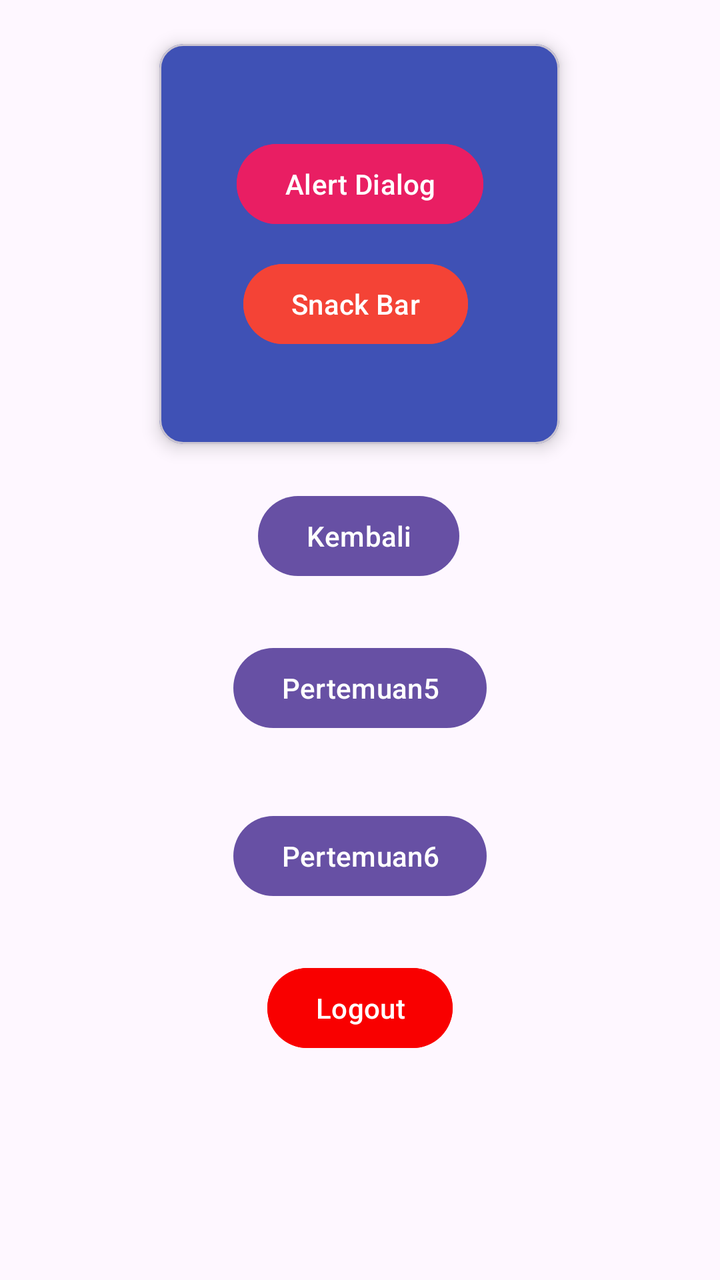
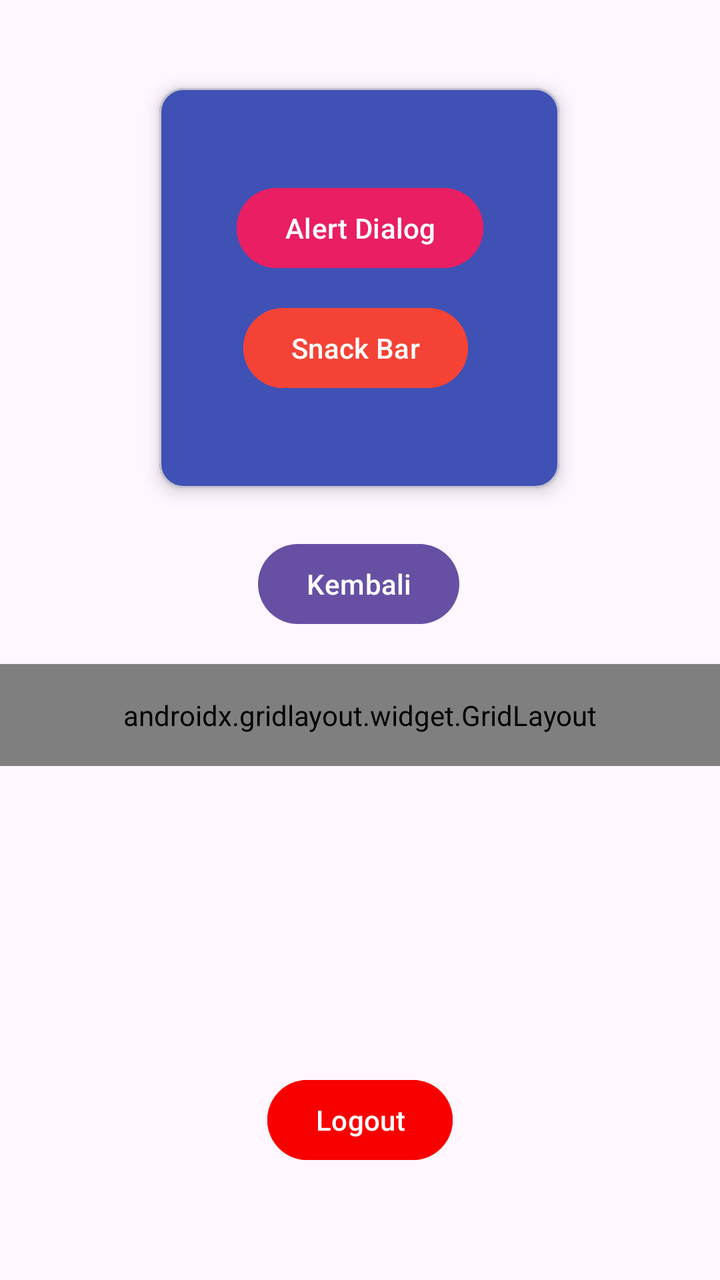

The first picture is an Android layout as it rendered before a commit; the second is the same layout after the commit. The layout source and the unified diff follow.
<!-- AndroidManifest.xml: application theme Theme.TriFebrianda_3TIC -->
<!-- res/layout/fragment_home.xml -->
<?xml version="1.0" encoding="utf-8"?>
<androidx.constraintlayout.widget.ConstraintLayout xmlns:android="http://schemas.android.com/apk/res/android"
    xmlns:tools="http://schemas.android.com/tools"
    android:layout_width="match_parent"
    android:layout_height="match_parent"
    xmlns:app="http://schemas.android.com/apk/res-auto"
    tools:context=".home.HomeFragment">

    <com.google.android.material.card.MaterialCardView
        android:id="@+id/materialCardView"
        android:layout_width="200dp"
        android:layout_height="200dp"
        android:backgroundTint="#3F51B5"
        app:cardElevation="5dp"
        app:layout_constraintBottom_toTopOf="@+id/btnKembali"
        app:layout_constraintEnd_toEndOf="parent"
        app:layout_constraintHorizontal_bias="0.497"
        app:layout_constraintStart_toStartOf="parent"
        app:layout_constraintTop_toTopOf="parent">

        <androidx.constraintlayout.widget.ConstraintLayout
            android:layout_width="match_parent"
            android:layout_height="match_parent"
            android:layout_margin="30dp">

            <Button
                android:id="@+id/btnAlert"
                android:layout_width="wrap_content"
                android:layout_height="wrap_content"
                android:backgroundTint="#E91E63"
                android:text="Alert Dialog"
                app:layout_constraintBottom_toBottomOf="parent"
                app:layout_constraintEnd_toEndOf="parent"
                app:layout_constraintHorizontal_bias="0.529"
                app:layout_constraintStart_toStartOf="parent"
                app:layout_constraintTop_toTopOf="parent"
                app:layout_constraintVertical_bias="0.173" />

            <Button
                android:id="@+id/btnSnack"
                android:layout_width="wrap_content"
                android:layout_height="wrap_content"
                android:layout_marginStart="12dp"
                android:layout_marginBottom="16dp"
                android:backgroundTint="#F44336"
                android:text="Snack Bar"
                app:layout_constraintBottom_toBottomOf="parent"
                app:layout_constraintStart_toStartOf="parent" />

        </androidx.constraintlayout.widget.ConstraintLayout>

    </com.google.android.material.card.MaterialCardView>

    <Button
        android:id="@+id/btnKembali"
        android:layout_width="wrap_content"
        android:layout_height="wrap_content"
        android:layout_marginBottom="28dp"
        android:text="Kembali"
        app:layout_constraintBottom_toTopOf="@+id/btnToLima"
        app:layout_constraintEnd_toEndOf="parent"
        app:layout_constraintHorizontal_bias="0.498"
        app:layout_constraintStart_toStartOf="parent" />

    <Button
        android:id="@+id/btnToEnam"
        android:layout_width="wrap_content"
        android:layout_height="wrap_content"
        android:layout_marginBottom="28dp"
        android:text="Pertemuan6"
        app:layout_constraintBottom_toTopOf="@+id/btnLogout"
        app:layout_constraintEnd_toEndOf="parent"
        app:layout_constraintStart_toStartOf="parent" />

    <Button
        android:id="@+id/btnLogout"
        android:layout_width="wrap_content"
        android:layout_height="wrap_content"
        android:layout_marginBottom="112dp"
        android:backgroundTint="#F90000"
        android:text="Logout"
        app:layout_constraintBottom_toBottomOf="parent"
        app:layout_constraintEnd_toEndOf="parent"
        app:layout_constraintStart_toStartOf="parent" />

    <Button
        android:id="@+id/btnToLima"
        android:layout_width="wrap_content"
        android:layout_height="wrap_content"
        android:layout_marginBottom="36dp"
        android:text="Pertemuan5"
        app:layout_constraintBottom_toTopOf="@+id/btnToEnam"
        app:layout_constraintEnd_toEndOf="parent"
        app:layout_constraintStart_toStartOf="parent" />

</androidx.constraintlayout.widget.ConstraintLayout>
<!-- resources referenced by this layout -->
<resources>
  <style name="Theme.TriFebrianda_3TIC" parent="Base.Theme.TriFebrianda_3TIC" />
  <style name="Base.Theme.TriFebrianda_3TIC" parent="Theme.Material3.DayNight.NoActionBar">
          
          
      </style>
</resources>

<!-- the commit's change to res/layout/fragment_home.xml (unified diff, before → after) -->
@@ -1,4 +1,3 @@
-<?xml version="1.0" encoding="utf-8"?>
 <androidx.constraintlayout.widget.ConstraintLayout xmlns:android="http://schemas.android.com/apk/res/android"
     xmlns:tools="http://schemas.android.com/tools"
     android:layout_width="match_parent"
@@ -10,9 +9,9 @@
         android:id="@+id/materialCardView"
         android:layout_width="200dp"
         android:layout_height="200dp"
+        android:layout_marginTop="44dp"
         android:backgroundTint="#3F51B5"
         app:cardElevation="5dp"
-        app:layout_constraintBottom_toTopOf="@+id/btnKembali"
         app:layout_constraintEnd_toEndOf="parent"
         app:layout_constraintHorizontal_bias="0.497"
         app:layout_constraintStart_toStartOf="parent"
@@ -55,42 +54,77 @@
         android:id="@+id/btnKembali"
         android:layout_width="wrap_content"
         android:layout_height="wrap_content"
-        android:layout_marginBottom="28dp"
+        android:layout_marginTop="24dp"
         android:text="Kembali"
-        app:layout_constraintBottom_toTopOf="@+id/btnToLima"
         app:layout_constraintEnd_toEndOf="parent"
         app:layout_constraintHorizontal_bias="0.498"
-        app:layout_constraintStart_toStartOf="parent" />
+        app:layout_constraintStart_toStartOf="parent"
+        app:layout_constraintTop_toBottomOf="@+id/materialCardView" />
 
-    <Button
-        android:id="@+id/btnToEnam"
-        android:layout_width="wrap_content"
+    <androidx.gridlayout.widget.GridLayout
+        android:id="@+id/gridMenu"
+        android:layout_width="0dp"
         android:layout_height="wrap_content"
-        android:layout_marginBottom="28dp"
-        android:text="Pertemuan6"
-        app:layout_constraintBottom_toTopOf="@+id/btnLogout"
+        android:layout_marginTop="16dp"
+        android:padding="16dp"
+        app:columnCount="3"
         app:layout_constraintEnd_toEndOf="parent"
-        app:layout_constraintStart_toStartOf="parent" />
+        app:layout_constraintHorizontal_bias="0.0"
+        app:layout_constraintStart_toStartOf="parent"
+        app:layout_constraintTop_toBottomOf="@+id/btnKembali"
+        app:useDefaultMargins="true">
+
+        <Button
+            android:id="@+id/btnToLima"
+            android:layout_width="wrap_content"
+            android:layout_height="wrap_content"
+            android:layout_marginTop="20dp"
+            android:text="P5"
+            app:layout_columnWeight="1"
+            app:layout_gravity="fill_horizontal"
+            app:layout_constraintEnd_toEndOf="parent"
+            app:layout_constraintStart_toStartOf="parent"
+            app:layout_constraintTop_toBottomOf="@+id/btnKembali" />
+
+        <Button
+            android:id="@+id/btnToEnam"
+            android:layout_width="wrap_content"
+            android:layout_height="wrap_content"
+            android:layout_marginTop="20dp"
+            android:text="P6"
+            app:layout_columnWeight="1"
+            app:layout_gravity="fill_horizontal"
+            app:layout_constraintEnd_toEndOf="parent"
+            app:layout_constraintStart_toStartOf="parent"
+            app:layout_constraintTop_toBottomOf="@+id/btnToLima" />
+
+        <Button
+            android:id="@+id/btnToNinth"
+            android:layout_width="wrap_content"
+            android:layout_height="wrap_content"
+            android:layout_marginTop="20dp"
+            android:text="P9"
+            app:layout_column="2"
+            app:layout_columnWeight="1"
+            app:layout_gravity="fill_horizontal"
+            app:layout_constraintEnd_toEndOf="parent"
+            app:layout_constraintStart_toStartOf="parent"
+            app:layout_constraintTop_toBottomOf="@+id/materialCardView"
+            app:layout_row="0" />
+
+    </androidx.gridlayout.widget.GridLayout>
 
     <Button
         android:id="@+id/btnLogout"
         android:layout_width="wrap_content"
         android:layout_height="wrap_content"
-        android:layout_marginBottom="112dp"
+        android:layout_marginBottom="56dp"
         android:backgroundTint="#F90000"
         android:text="Logout"
         app:layout_constraintBottom_toBottomOf="parent"
         app:layout_constraintEnd_toEndOf="parent"
-        app:layout_constraintStart_toStartOf="parent" />
-
-    <Button
-        android:id="@+id/btnToLima"
-        android:layout_width="wrap_content"
-        android:layout_height="wrap_content"
-        android:layout_marginBottom="36dp"
-        android:text="Pertemuan5"
-        app:layout_constraintBottom_toTopOf="@+id/btnToEnam"
-        app:layout_constraintEnd_toEndOf="parent"
-        app:layout_constraintStart_toStartOf="parent" />
+        app:layout_constraintStart_toStartOf="parent"
+        app:layout_constraintTop_toBottomOf="@+id/gridMenu"
+        app:layout_constraintVertical_bias="1.0" />
 
 </androidx.constraintlayout.widget.ConstraintLayout>
